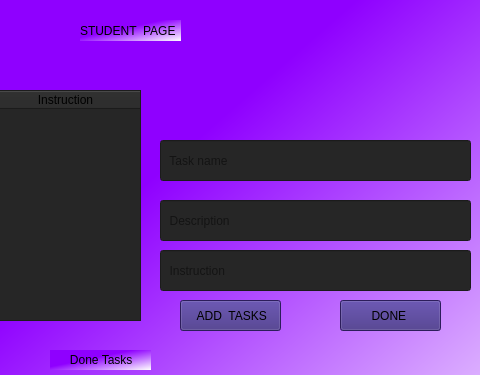
This is ui_design/student.ui in mariamzhamakochyan/Lab-projects as Qt 5 draws it before an edit; both pictures show x 220 to 700 and y 0 to 375 of the 700 by 600 pixel window. The edited form follows.
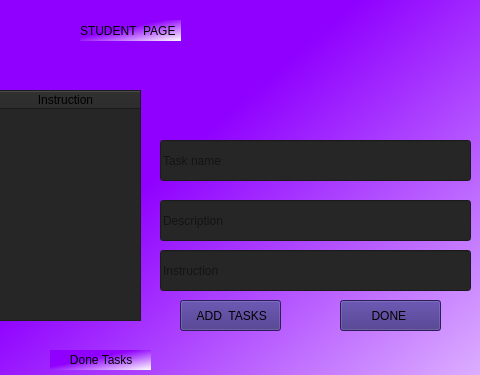
This is the edited form.

Commit message: student database system

What changed in the file:
```diff
--- a/ui_design/student.ui
+++ b/ui_design/student.ui
@@ -58,7 +58,7 @@
     <string notr="true">background-color: rgb(38, 38, 38);</string>
    </property>
    <property name="placeholderText">
-    <string>  Task name</string>
+    <string>Task name</string>
    </property>
   </widget>
   <widget class="QLineEdit" name="lineEdit_description">
@@ -74,7 +74,7 @@
     <string notr="true">background-color: rgb(38, 38, 38);</string>
    </property>
    <property name="placeholderText">
-    <string>  Description</string>
+    <string>Description</string>
    </property>
   </widget>
   <widget class="QLineEdit" name="lineEdit_instruction">
@@ -90,7 +90,7 @@
     <string notr="true">background-color: rgb(38, 38, 38);</string>
    </property>
    <property name="placeholderText">
-    <string>  Instruction</string>
+    <string>Instruction</string>
    </property>
   </widget>
   <widget class="QTableWidget" name="tableWidget_all">
```
The commit also changes 7 other files.
